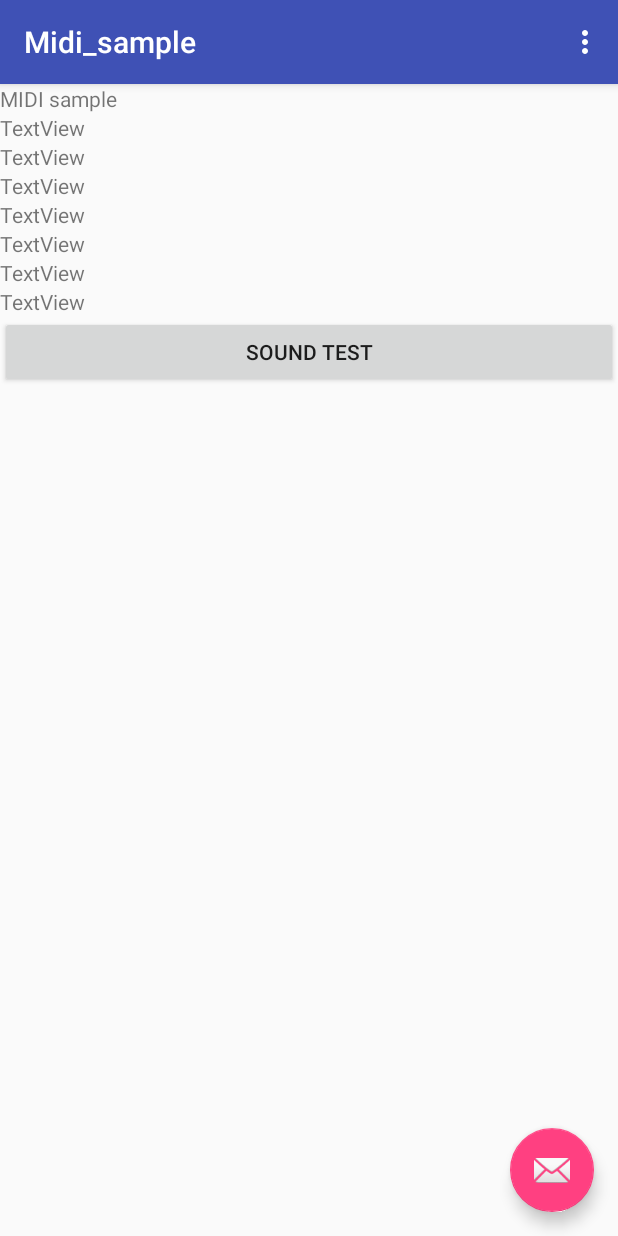
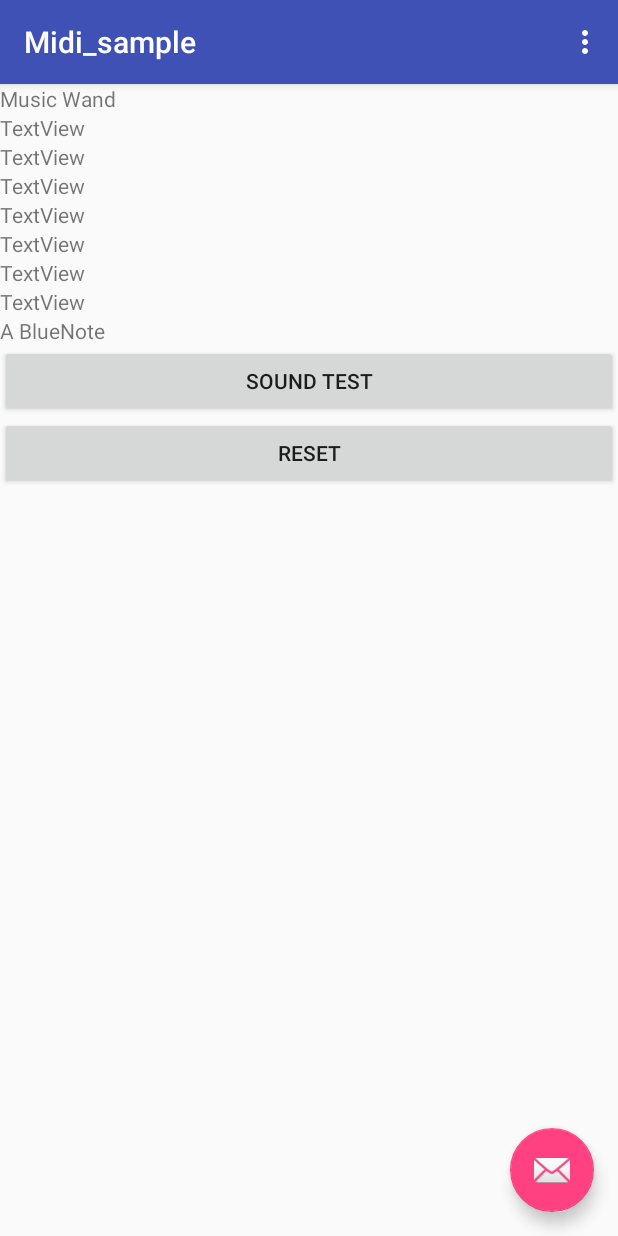
Before and after one commit to DanangByPT/MusicWand, an Android app: the screen it shows after launch (MainActivity), on a phone screen of 412 x 824 dp. Run offline under Robolectric (Android 15) with nearby library versions, the phone set to English and light mode, and no system bars.

Commit message:
スケール設定のバグ修正版

```diff
--- a/app/src/main/java/jp/co/pasonatech/team_da_nang/musicwand/MainActivity.java
+++ b/app/src/main/java/jp/co/pasonatech/team_da_nang/musicwand/MainActivity.java
@@ -30,6 +30,8 @@ public class MainActivity extends AppCompatActivity implements View.OnClickListe
     protected OnClickListener onClickListener;
     @Override
     protected void onCreate(Bundle savedInstanceState) {
+        TextView textView ;
+
         super.onCreate(savedInstanceState);
         this.onClickListener = new OnClickListener() ;
         setContentView(R.layout.activity_main);
@@ -64,7 +66,7 @@ public class MainActivity extends AppCompatActivity implements View.OnClickListe
 
                 // 製造元文字列（"Roland"など）
                 String stringData = prop.getString(info.PROPERTY_MANUFACTURER);
-                TextView textView = (TextView) findViewById(R.id.textViewOfManufacture);
+                textView = (TextView) findViewById(R.id.textViewOfManufacture);
                 textView.setText(stringData);
 
                 // 製品名文字列（"EDIROL SD-90"など）
@@ -109,8 +111,18 @@ public class MainActivity extends AppCompatActivity implements View.OnClickListe
         // ボタン押下時の処理を追加
         Button enevtButton = (Button)findViewById(R.id.buttonOfSoundTest) ;
         enevtButton.setOnClickListener(this);
+        enevtButton = (Button)findViewById(R.id.buttonOfReset);
+        enevtButton.setOnClickListener(this);
+
+        // 楽器オブジェクトを生成
         this.instrument = new Instrument(this.midiControl, 0x00, MidiControl.MIDImode.Mode3) ;
-        this.playMusic = new PlayMusicMajorPentatonic(instrument, PlayMusic.Key.A, 2, 2) ;
+        // 演奏オブジェクトを生成　引数 ： 楽器オブジェクト、キー、上限オクターブ（中心からの相対値）、下限オクターブ（中心からの相対値）
+        // 演奏オブジェクトはスケール種類（メジャー、ナチュラルマイナー、メジャーペンタトニックなど）ごとにクラスを定義
+        this.playMusic = new PlayMusicBlueNote(instrument, PlayMusic.Key.A, 2, 2) ;
+        String string ;
+        string = this.playMusic.getKey().toString() + " " + this.playMusic.getScale().toString();
+        textView = (TextView) findViewById(R.id.textViewOfKeyScale);
+        textView.setText(string);
     }
 
     @Override
@@ -141,6 +153,12 @@ public class MainActivity extends AppCompatActivity implements View.OnClickListe
         this.toastMessage.show();
 */
         // ボタン押下時に音を出す
-        this.playMusic.Play(); ;
+        if( R.id.buttonOfSoundTest == v.getId()){
+            this.playMusic.Play();
+        }
+        else if( R.id.buttonOfReset == v.getId()){
+            this.playMusic.Stop();
+            this.playMusic.Reset();
+        }
     }
 }
--- a/app/src/main/res/layout/content_main.xml
+++ b/app/src/main/res/layout/content_main.xml
@@ -14,7 +14,7 @@
         android:id="@+id/textviewOfTitle"
         android:layout_width="wrap_content"
         android:layout_height="wrap_content"
-        android:text="MIDI sample" />
+        android:text="Music Wand" />
 
     <TextView
         android:id="@+id/textViewOfManufacture"
@@ -62,10 +62,22 @@
         android:layout_height="wrap_content"
         android:text="TextView" />
 
+    <TextView
+        android:id="@+id/textViewOfKeyScale"
+        android:layout_width="wrap_content"
+        android:layout_height="wrap_content"
+        android:text="TextView" />
+
     <Button
         android:id="@+id/buttonOfSoundTest"
         android:layout_width="match_parent"
         android:layout_height="wrap_content"
         android:text="Sound test" />
 
+    <Button
+        android:id="@+id/buttonOfReset"
+        android:layout_width="match_parent"
+        android:layout_height="wrap_content"
+        android:text="Reset" />
+
 </LinearLayout>
```
Also changed, not shown: app/src/main/java/jp/co/pasonatech/team_da_nang/musicwand/PlayMusic.java (+59 -49 lines).
